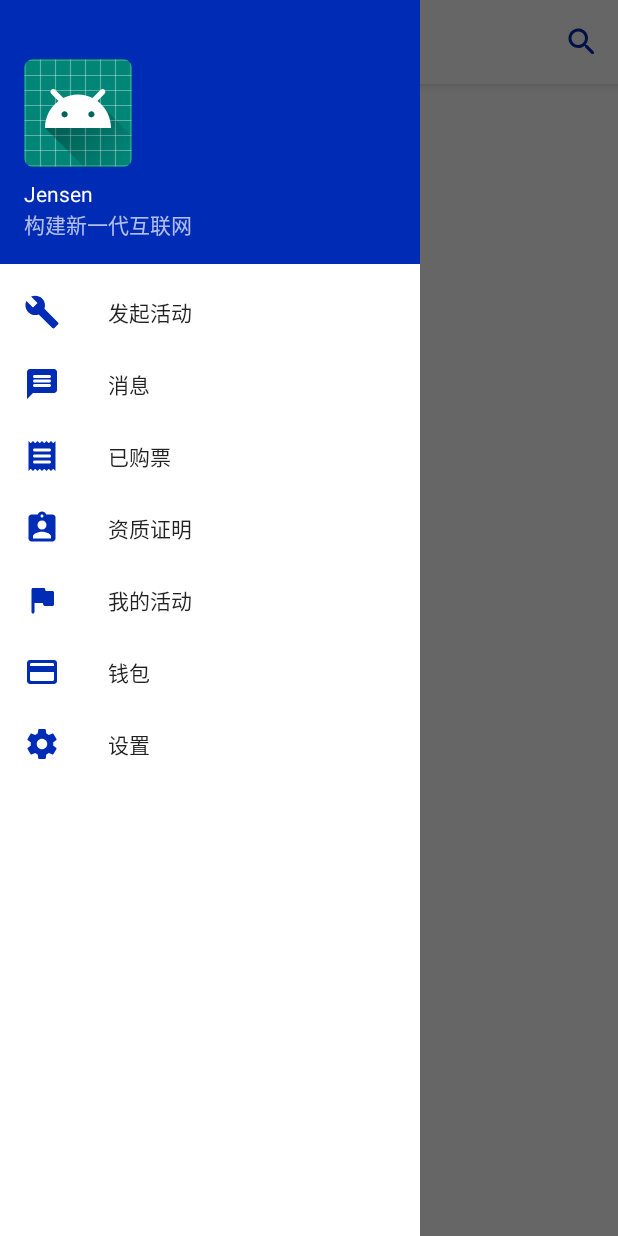
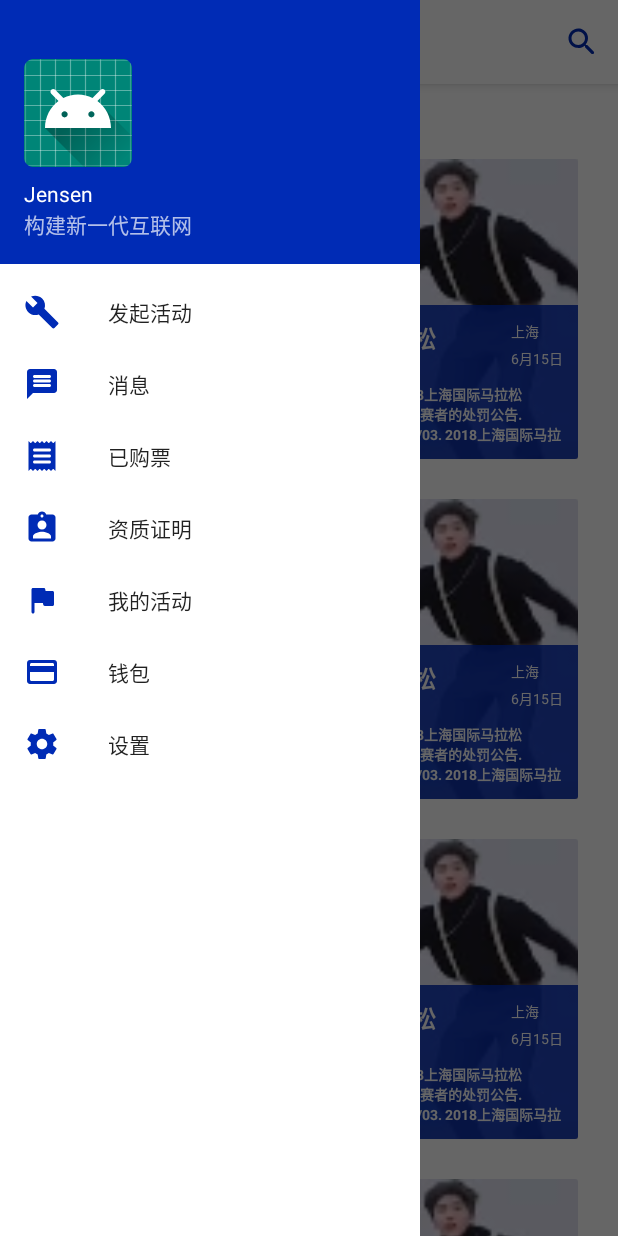
Before and after one commit to wan9wu/RUNARUN, an Android app: the HomeFragment screen opened directly, with no data from a screen before it, with the side drawer open, on a phone screen of 412 x 824 dp. Run offline under Robolectric (Android 15) with nearby library versions, the phone set to English and light mode, and no system bars.

Commit message:
Home feed mock

```diff
--- a/Android_code/android/app/src/main/java/org/elastos/dma/dmademo/HomeFragment.java
+++ b/Android_code/android/app/src/main/java/org/elastos/dma/dmademo/HomeFragment.java
@@ -1,18 +1,23 @@
 package org.elastos.dma.dmademo;
 
 import android.content.Context;
+import android.graphics.Rect;
 import android.os.AsyncTask;
 import android.os.Bundle;
+import android.support.annotation.NonNull;
 import android.support.v4.app.Fragment;
 import android.support.v7.widget.GridLayoutManager;
-import android.support.v7.widget.LinearLayoutManager;
 import android.support.v7.widget.RecyclerView;
 import android.view.LayoutInflater;
 import android.view.View;
 import android.view.ViewGroup;
 
 import org.elastos.dma.dmademo.adapter.HomeFeedAdapter;
+import org.elastos.dma.dmademo.bean.Game;
 import org.elastos.dma.dmademo.net.MyTask;
+
+import java.util.ArrayList;
+import java.util.List;
 
 /**
  * A simple {@link Fragment} subclass.
@@ -43,8 +48,33 @@ public class HomeFragment extends Fragment {
         mList = view.findViewById(R.id.home_feed);
         GridLayoutManager layoutManager = new GridLayoutManager(getContext(), 2);
         mList.setLayoutManager(layoutManager);
+        mList.addItemDecoration(new RecyclerView.ItemDecoration() {
+            @Override
+            public void getItemOffsets(@NonNull Rect outRect, int itemPosition, @NonNull RecyclerView parent) {
+                super.getItemOffsets(outRect, itemPosition, parent);
+                outRect.bottom = 40;
+                if (itemPosition % 2 == 0) {
+                    outRect.left = 40;
+                } else {
+                    outRect.left = 40;
+                    outRect.right = 40;
+                }
+            }
+        });
         mAdapter = new HomeFeedAdapter(getContext());
         mList.setAdapter(mAdapter);
+        mAdapter.setGames(mockData());
+    }
+
+    private List<Game> mockData() {
+        List<Game> games = new ArrayList<>();
+        for (int i = 0; i < 20; i++) {
+            Game game = new Game();
+            game.setName("马拉松");
+            game.setProduction("关于2018上海国际马拉松赛违规参赛者的处罚公告. 2018/12/03. 2018上海国际马拉松赛前20名成绩公示");
+            games.add(game);
+        }
+        return games;
     }
 
     private void getGames() {
--- a/Android_code/android/app/src/main/java/org/elastos/dma/dmademo/adapter/HomeFeedAdapter.java
+++ b/Android_code/android/app/src/main/java/org/elastos/dma/dmademo/adapter/HomeFeedAdapter.java
@@ -2,6 +2,7 @@ package org.elastos.dma.dmademo.adapter;
 
 import android.content.Context;
 import android.support.annotation.NonNull;
+import android.support.v7.widget.CardView;
 import android.support.v7.widget.RecyclerView;
 import android.view.LayoutInflater;
 import android.view.View;
@@ -10,6 +11,7 @@ import android.widget.ImageView;
 import android.widget.TextView;
 
 import org.elastos.dma.dmademo.R;
+import org.elastos.dma.dmademo.activity.DetailActivity;
 import org.elastos.dma.dmademo.bean.Game;
 
 import java.util.ArrayList;
@@ -38,7 +40,16 @@ public class HomeFeedAdapter extends RecyclerView.Adapter<HomeFeedAdapter.HomeFe
 
     @Override
     public void onBindViewHolder(@NonNull HomeFeedAdapter.HomeFeedViewHolder viewHolder, int i) {
-
+        final Game game = mGames.get(i);
+//        viewHolder.cover.setBackground(R.drawable.bg_alert_b);
+        viewHolder.name.setText(game.getName());
+        viewHolder.content.setText(game.getProduction());
+        viewHolder.bg.setOnClickListener(new View.OnClickListener() {
+            @Override
+            public void onClick(View v) {
+                DetailActivity.launch(mContext, game);
+            }
+        });
     }
 
     @Override
@@ -51,11 +62,14 @@ public class HomeFeedAdapter extends RecyclerView.Adapter<HomeFeedAdapter.HomeFe
         TextView name;
         TextView content;
         ImageView cover;
-
+        CardView bg;
 
         public HomeFeedViewHolder(View itemView) {
             super(itemView);
-
+            name = itemView.findViewById(R.id.name);
+            content = itemView.findViewById(R.id.content);
+            cover = itemView.findViewById(R.id.cover);
+            bg = itemView.findViewById(R.id.cardview);
         }
     }
 }
--- a/Android_code/android/app/src/main/res/drawable/bg_shap_green.xml
+++ b/Android_code/android/app/src/main/res/drawable/bg_shap_green.xml
@@ -1,11 +1,11 @@
 <?xml version="1.0" encoding="utf-8"?>
 <shape xmlns:android="http://schemas.android.com/apk/res/android" >
 	<!-- 实心 -->
-	<solid android:color="@color/green_33cc66"/>
+	<solid android:color="#002BB5"/>
 	<!-- 描边-->
 	<stroke
 		android:width="1dp"
-		android:color="@color/green_33cc66" />
+		android:color="#002BB5" />
 	<!-- 圆角 -->
 	<corners
 		android:radius="3dp" />
--- a/Android_code/android/app/src/main/res/layout/fragment_home.xml
+++ b/Android_code/android/app/src/main/res/layout/fragment_home.xml
@@ -2,7 +2,7 @@
 <LinearLayout xmlns:android="http://schemas.android.com/apk/res/android"
     xmlns:tools="http://schemas.android.com/tools"
     android:layout_width="match_parent"
-    android:layout_height="match_parent"
+    android:layout_height="wrap_content"
     android:orientation="vertical"
     tools:context=".HomeFragment">
 
@@ -12,6 +12,7 @@
         android:text="近期赛事"
         android:layout_marginTop="10dp"
         android:layout_marginLeft="16dp"
+        android:layout_marginBottom="10dp"
         android:textStyle="bold"
         android:textSize="20sp"
         android:textColor="#002BB5"/>
@@ -19,7 +20,7 @@
     <android.support.v7.widget.RecyclerView
         android:id="@+id/home_feed"
         android:layout_width="match_parent"
-        android:layout_height="match_parent">
+        android:layout_height="wrap_content">
 
     </android.support.v7.widget.RecyclerView>
 
--- a/Android_code/android/app/src/main/res/layout/item_game.xml
+++ b/Android_code/android/app/src/main/res/layout/item_game.xml
@@ -1,25 +1,32 @@
 <?xml version="1.0" encoding="utf-8"?>
 <LinearLayout xmlns:android="http://schemas.android.com/apk/res/android"
     android:orientation="vertical" android:layout_width="match_parent"
-    android:layout_height="match_parent">
-
+    android:layout_height="wrap_content">
 
     <android.support.v7.widget.CardView
         android:id="@+id/cardview"
         android:layout_width="match_parent"
-        android:layout_height="wrap_content">
+        android:layout_height="match_parent">
 
             <ImageView
                 android:id="@+id/cover"
-                android:src="@mipmap/ic_launcher"
+                android:src="@mipmap/cover"
+                android:scaleType="centerCrop"
                 android:layout_width="match_parent"
                 android:layout_height="200dp" />
 
         <LinearLayout
-            android:layout_width="wrap_content"
+            android:layout_gravity="bottom"
+            android:layout_width="match_parent"
             android:layout_height="wrap_content"
             android:orientation="vertical"
+            android:padding="10dp"
             android:background="#D9002BB5">
+
+            <RelativeLayout
+                android:layout_width="match_parent"
+                android:layout_height="wrap_content"
+                >
 
                 <TextView
                     android:id="@+id/name"
@@ -29,11 +36,41 @@
                     android:textColor="@android:color/white"
                     android:textSize="16sp" />
 
+                <LinearLayout
+                    android:layout_width="wrap_content"
+                    android:layout_height="wrap_content"
+                    android:layout_alignParentRight="true"
+                    android:orientation="vertical">
+
+                    <TextView
+                        android:id="@+id/location"
+                        android:layout_width="wrap_content"
+                        android:layout_height="wrap_content"
+                        android:text="上海"
+                        android:textColor="@android:color/white"
+                        android:textSize="9sp" />
+
+                    <TextView
+                        android:id="@+id/time"
+                        android:layout_width="wrap_content"
+                        android:layout_height="wrap_content"
+                        android:layout_marginTop="3dp"
+                        android:text="6月15日"
+                        android:textColor="@android:color/white"
+                        android:textSize="9sp" />
+
+                </LinearLayout>
+
+
+            </RelativeLayout>
+
             <TextView
                 android:id="@+id/content"
                 android:layout_width="wrap_content"
                 android:layout_height="wrap_content"
+                android:layout_marginTop="10dp"
                 android:textStyle="bold"
+                android:maxLines="3"
                 android:textColor="@android:color/white"
                 android:textSize="9sp"
                 />
--- a/Android_code/android/app/src/main/res/values/strings.xml
+++ b/Android_code/android/app/src/main/res/values/strings.xml
@@ -95,4 +95,5 @@
     <string name="hello_blank_fragment">Hello blank fragment</string>
     <string name="title_activity_my">MyActivity</string>
     <string name="title_activity_search">SearchActivity</string>
+    <string name="title_activity_detial">DetialActivity</string>
 </resources>
--- a/Android_code/android/app/src/main/res/values/styles.xml
+++ b/Android_code/android/app/src/main/res/values/styles.xml
@@ -379,7 +379,7 @@
     </style>
 
     <style name="green_33cc66_32">
-        <item name="android:textColor">@color/green_33cc66</item>
+        <item name="android:textColor">#002BB5</item>
         <item name="android:textSize">16sp</item>
         <item name="android:textStyle">normal</item>
 
```
Also changed, not shown: Android_code/android/app/src/main/AndroidManifest.xml (+7 -1 lines), Android_code/android/app/src/main/java/org/elastos/dma/dmademo/activity/DetailActivity.java (added, +38 -0 lines), Android_code/android/app/src/main/java/org/elastos/dma/dmademo/bean/Game.java (+18 -0 lines), Android_code/android/app/src/main/res/layout/activity_detial.xml (added, +25 -0 lines), Android_code/android/app/src/main/res/layout/content_detial.xml (added, +11 -0 lines), Android_code/android/app/src/main/res/mipmap-xxhdpi/cover.jpeg (added). Lines whose indentation alone changed are shown as unchanged.
